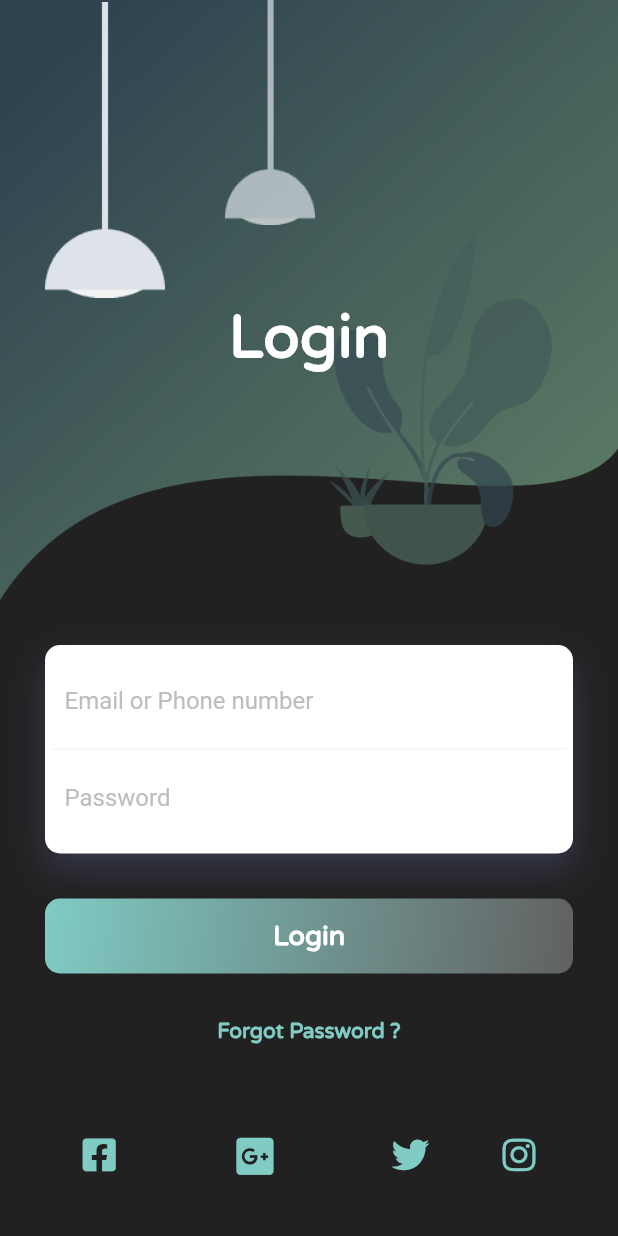
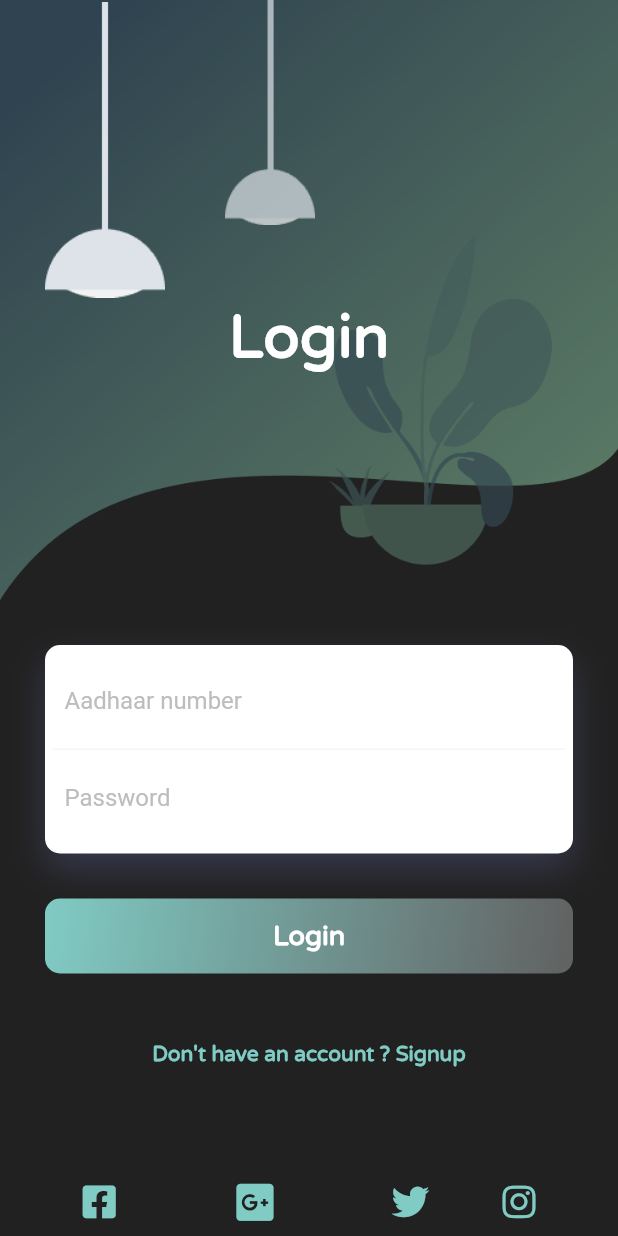
Before and after one commit to InsaneCodersDev/EYtechathon, a Flutter app: the screen it shows after launch, on a phone screen of 412 x 824 dp. Run offline on Flutter 3.47's test engine with Material 2 defaults, Android fonts, the phone set to English and light mode, and no system bars; our stand-ins replace animated_theme_switcher, awesome_dialog, circular_profile_avatar, cloud_firestore, firebase_auth, firebase_core and 15 more; missing offline and left inert: barcode_scan, fab_circular_menu, flutter_dialogflow, web3dart; accounts and stored records are empty; project files that could hold a hidden picture were left out.

Commit message:
Added Aadhaar Login and Signup UI

```diff
--- a/lib/authenticate.dart
+++ b/lib/authenticate.dart
@@ -14,32 +14,6 @@ class Authenticate extends StatefulWidget {
 class _LoginState extends State<Authenticate> {
   @override
   Widget build(BuildContext context) {
-    final user = Provider.of<User>(context);
-    if (user == null) {
-      print("user null");
-      return Login();
-    } else {
-      // print(user);
-      print("Hello");
-      DocumentReference userinst =
-          FirebaseFirestore.instance.collection('users').doc(user.uid);
-      global.userinst = userinst;
-      global.userinst.update({
-        'authid': FieldValue.arrayUnion([global.authid])
-      });
-      CollectionReference ngoinst =
-          FirebaseFirestore.instance.collection('users');
-      global.requestinst = FirebaseFirestore.instance.collection('donors');
-      global.ngoinst = ngoinst;
-      global.uid = user.uid;
-      global.getdata();
-      global.getrequests('ngouid');
-      global.getrequests('uid');
-      // global.getngodata();
-      global.getBalance(global.myaddress).then((res) {
-        global.balance = res;
-      });
-      return HomePage();
-    }
+    return Login();
   }
 }
--- a/lib/feed_screen.dart
+++ b/lib/feed_screen.dart
@@ -174,7 +174,7 @@ class _FeedScreenState extends State<FeedScreen> {
     posts = [];
     loaded = true;
     var httpClient = new HttpClient();
-    var uri = new Uri.https('0a15c893bfad.ngrok.io', '/database/getposts');
+    var uri = new Uri.https('d2ac14aeb1e4.ngrok.io', '/database/getposts');
     var request = await httpClient.getUrl(uri);
     var response = await request.close();
     var responseBody = await response.transform(utf8.decoder).join();
--- a/lib/login_new.dart
+++ b/lib/login_new.dart
@@ -5,6 +5,7 @@ import 'package:font_awesome_flutter/font_awesome_flutter.dart';
 import 'package:vaccinemgmt/globals.dart' as global;
 import 'package:vaccinemgmt/services/auth.dart';
 import 'package:vaccinemgmt/homePage.dart';
+import 'package:vaccinemgmt/screens/Signup/signup_screen.dart';
 
 class Login extends StatefulWidget {
   @override
@@ -129,7 +130,7 @@ class _LoginState extends State<Login> {
                                       child: TextField(
                                         decoration: InputDecoration(
                                             border: InputBorder.none,
-                                            hintText: "Email or Phone number",
+                                            hintText: "Aadhaar number",
                                             hintStyle: TextStyle(
                                                 color: Colors.grey[400])),
                                       ),
@@ -137,6 +138,7 @@ class _LoginState extends State<Login> {
                                     Container(
                                       padding: EdgeInsets.all(8.0),
                                       child: TextField(
+                                        obscureText: true,
                                         decoration: InputDecoration(
                                             border: InputBorder.none,
                                             hintText: "Password",
@@ -184,12 +186,20 @@ class _LoginState extends State<Login> {
                           ),
                           FadeAnimation(
                             2,
-                            Text(
-                              "Forgot Password ?",
-                              style: TextStyle(
-                                  fontWeight: FontWeight.bold,
-                                  fontFamily: "Varela",
-                                  color: Colors.teal[200]),
+                            MaterialButton(
+                              onPressed: () {
+                                Navigator.of(context, rootNavigator: true).push(
+                                    MaterialPageRoute(
+                                        builder: (context) =>
+                                            new SignUpScreen()));
+                              },
+                              child: Text(
+                                "Don't have an account ? Signup",
+                                style: TextStyle(
+                                    fontWeight: FontWeight.bold,
+                                    fontFamily: "Varela",
+                                    color: Colors.teal[200]),
+                              ),
                             ),
                           ),
                           SizedBox(height: 50),
--- a/lib/main.dart
+++ b/lib/main.dart
@@ -11,6 +11,7 @@ import 'package:firebase_messaging/firebase_messaging.dart';
 import 'package:vaccinemgmt/globals.dart' as global;
 import 'package:http/http.dart';
 import 'package:web3dart/web3dart.dart';
+import 'package:vaccinemgmt/screens/Signup/signup_screen.dart';
 
 void main() async {
   WidgetsFlutterBinding.ensureInitialized();
--- a/lib/screens/Signup/signup_screen.dart
+++ b/lib/screens/Signup/signup_screen.dart
@@ -10,7 +10,7 @@ class SignUpScreen extends StatelessWidget {
           gradient: LinearGradient(
               // colors: [Color(0x000000), Color(0xBB923CB5)],
               colors: [
-                Color(0xBB923CB5),
+                Colors.teal[200],
                 Colors.black,
               ], begin: Alignment.topLeft, end: Alignment.bottomRight),
         ),
```
Also changed, not shown: lib/screens/Signup/components/body.dart (+5 -18 lines), assets/images/sgnup.png (added).
